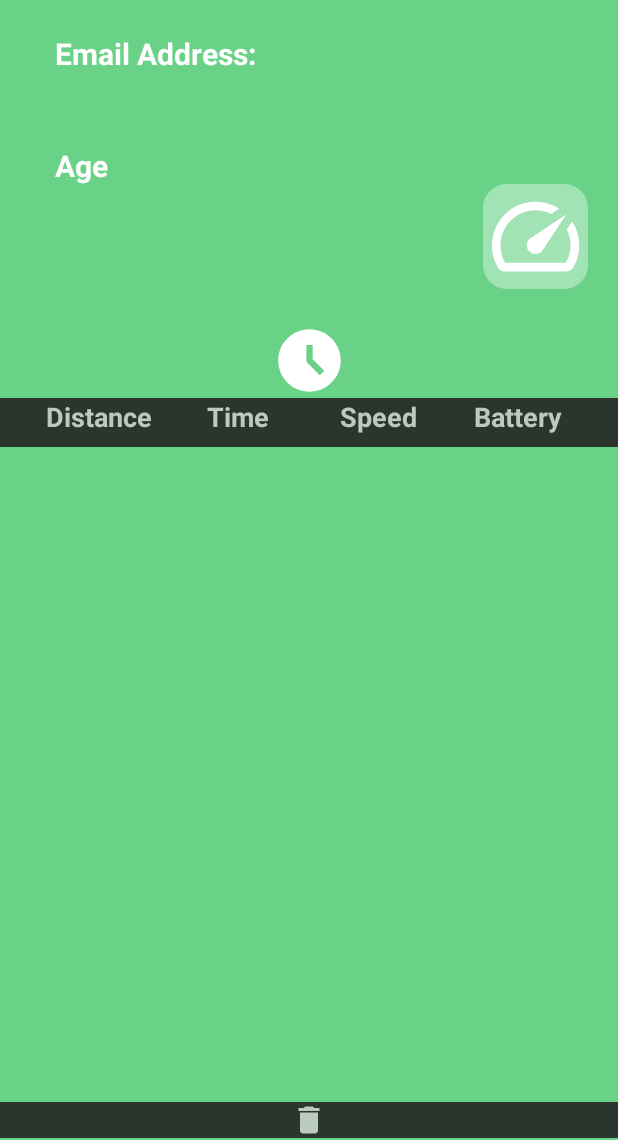
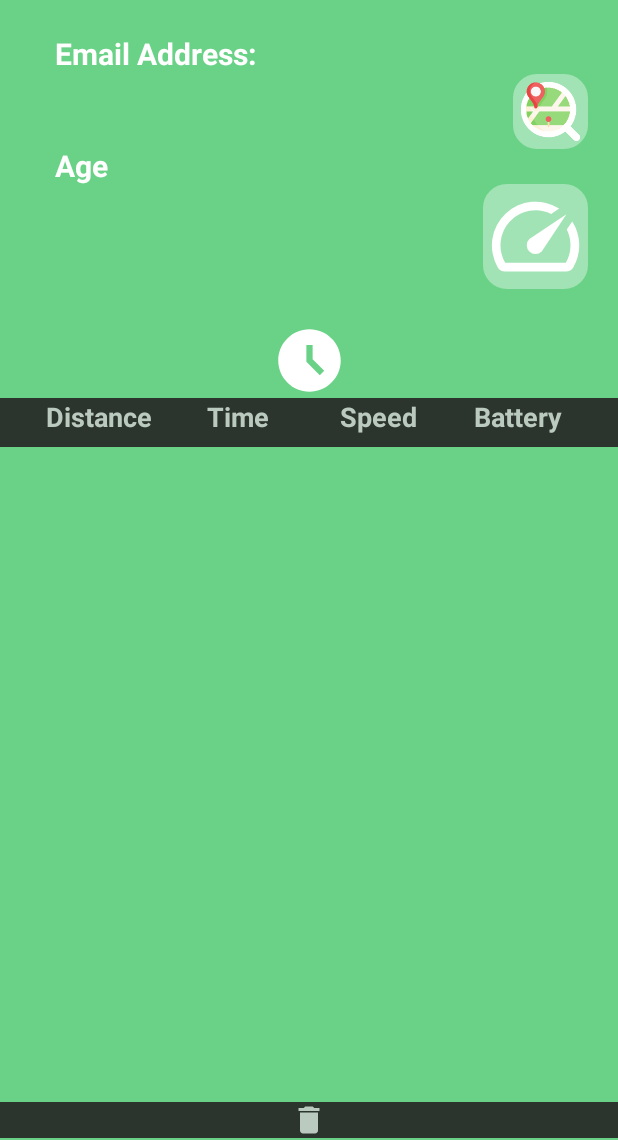
Before and after one commit to GabrielZre/ProfiScooter_V1, an Android app: the ProfileDashboard screen opened directly, with no data from a screen before it, on a phone screen of 412 x 824 dp, the part 96-1236 px from its top. Run offline under Robolectric (Android 15) with nearby library versions, the phone set to English and light mode, and no system bars; our stand-ins replace Firebase (no records; nobody signed in at launch, a user with empty details on screens opened directly).

Commit message:
ProfiScooter v1.0.3 Working fine

```diff
--- a/app/build.gradle
+++ b/app/build.gradle
@@ -1,6 +1,7 @@
 plugins {
     id 'com.android.application'
     id 'com.google.gms.google-services'
+    id 'com.google.android.libraries.mapsplatform.secrets-gradle-plugin'
 }
 
 android {
@@ -26,6 +27,9 @@ android {
         sourceCompatibility JavaVersion.VERSION_1_8
         targetCompatibility JavaVersion.VERSION_1_8
     }
+    buildFeatures {
+        viewBinding true
+    }
 }
 
 dependencies {
@@ -38,6 +42,7 @@ dependencies {
     implementation 'com.google.firebase:firebase-database:20.0.4'
     implementation 'com.google.android.gms:play-services-maps:18.0.2'
     implementation 'com.github.anastr:speedviewlib:1.5.4'
+    implementation 'com.google.android.gms:play-services-maps:17.0.0'
     implementation 'androidx.gridlayout:gridlayout:1.0.0'
     testImplementation 'junit:junit:4.13.2'
     androidTestImplementation 'androidx.test.ext:junit:1.1.3'
--- a/app/src/main/java/com/example/profiscooter/ProfileDashboard.java
+++ b/app/src/main/java/com/example/profiscooter/ProfileDashboard.java
@@ -8,6 +8,7 @@ import androidx.recyclerview.widget.RecyclerView;
 import android.content.Intent;
 import android.media.Image;
 import android.os.Bundle;
+import android.provider.ContactsContract;
 import android.view.View;
 import android.widget.Button;
 import android.widget.ImageButton;
@@ -30,7 +31,7 @@ public class ProfileDashboard extends AppCompatActivity {
     private DatabaseReference reference;
     private String userID;
 
-    private ImageButton logout, goDashBoard;
+    private ImageButton logout, goDashBoard, goFindMap;
 
     RecyclerView recyclerViewHistory;
     DatabaseReference historyReference;
@@ -46,7 +47,7 @@ public class ProfileDashboard extends AppCompatActivity {
         logout = (ImageButton) findViewById(R.id.signOut);
         goDashBoard = (ImageButton) findViewById(R.id.goDashBoard);
         buttonRemoveHistory = (ImageButton) findViewById(R.id.buttonRemoveHistory);
-
+        goFindMap = (ImageButton) findViewById(R.id.goFindMap);
 
         buttonRemoveHistory.setOnClickListener(new View.OnClickListener() {
             @Override
@@ -62,6 +63,13 @@ public class ProfileDashboard extends AppCompatActivity {
             @Override
             public void onClick(View view) {
                 startActivity(new Intent(ProfileDashboard.this, ScooterDashboard.class));
+            }
+        });
+
+        goFindMap.setOnClickListener(new View.OnClickListener() {
+            @Override
+            public void onClick(View view) {
+                startActivity(new Intent(ProfileDashboard.this, MapsActivity.class));
             }
         });
 
--- a/app/src/main/java/com/example/profiscooter/User.java
+++ b/app/src/main/java/com/example/profiscooter/User.java
@@ -25,4 +25,5 @@ public class User {
     public String getAge(){
         return age;
     }
+
 }
--- a/app/src/main/res/layout/activity_forgot_password.xml
+++ b/app/src/main/res/layout/activity_forgot_password.xml
@@ -13,7 +13,7 @@
         android:layout_height="wrap_content"
         android:text="ProfiScooter"
         android:textColor="@color/white"
-        android:textSize="60sp"
+        android:textSize="55sp"
         android:textAlignment="center"
         android:textStyle="bold"
         android:fontFamily="sans-serif-black"
--- a/app/src/main/res/layout/activity_main.xml
+++ b/app/src/main/res/layout/activity_main.xml
@@ -13,7 +13,7 @@
         android:layout_height="wrap_content"
         android:text="ProfiScooter"
         android:textColor="@color/white"
-        android:textSize="60sp"
+        android:textSize="55sp"
         android:textAlignment="center"
         android:textStyle="bold"
         android:fontFamily="sans-serif-black"
--- a/app/src/main/res/layout/activity_profile_dashboard.xml
+++ b/app/src/main/res/layout/activity_profile_dashboard.xml
@@ -139,6 +139,21 @@
 
                 </ImageButton>
 
+                <ImageButton
+                    android:id="@+id/goFindMap"
+                    android:layout_width="50dp"
+                    android:layout_height="50dp"
+                    android:scaleType="fitXY"
+                    android:padding="5dp"
+                    android:src="@drawable/search"
+                    app:layout_constraintTop_toTopOf="@id/signOut"
+                    app:layout_constraintRight_toRightOf="parent"
+                    android:layout_marginRight="20dp"
+                    app:layout_constraintBottom_toBottomOf="@id/goDashBoard"
+                    android:background="@drawable/buttonradiusstyle">
+
+                </ImageButton>
+
             </androidx.constraintlayout.widget.ConstraintLayout>
         </LinearLayout>
 
--- a/app/src/main/res/layout/activity_register_user.xml
+++ b/app/src/main/res/layout/activity_register_user.xml
@@ -13,7 +13,7 @@
         android:layout_height="wrap_content"
         android:text="ProfiScooter"
         android:textColor="@color/white"
-        android:textSize="60sp"
+        android:textSize="55sp"
         android:textAlignment="center"
         android:textStyle="bold"
         android:fontFamily="sans-serif-black"
--- /dev/null
+++ b/app/src/main/res/values/google_maps_api.xml
@@ -0,0 +1,3 @@
+<resources>
+    <string name="google_maps_key" templateMergeStrategy="preserve" translatable="false">AIzaSyCILGUI6YnmHm78tapSA2q9m2oi2vQpdC8</string>
+</resources>
--- a/app/src/main/res/values/strings.xml
+++ b/app/src/main/res/values/strings.xml
@@ -1,3 +1,4 @@
 <resources>
     <string name="app_name">ProfiScooter</string>
+    <string name="title_activity_maps">MapsActivity</string>
 </resources>
--- a/build.gradle
+++ b/build.gradle
@@ -6,6 +6,7 @@ buildscript {
 plugins {
     id 'com.android.application' version '7.1.2' apply false
     id 'com.android.library' version '7.1.2' apply false
+    id 'com.google.android.libraries.mapsplatform.secrets-gradle-plugin' version '2.0.1' apply false
 }
 
 task clean(type: Delete) {
```
Also changed, not shown: app/src/main/AndroidManifest.xml (+25 -3 lines), app/src/main/java/com/example/profiscooter/MapsActivity.java (added, +107 -0 lines), app/src/main/java/com/example/profiscooter/ScooterDashboard.java (+13 -0 lines), app/src/main/java/com/example/profiscooter/UserLocation.java (added, +28 -0 lines), app/src/main/res/layout/activity_maps.xml (added, +20 -0 lines), app/src/main/res/drawable-v24/search.png (added).
